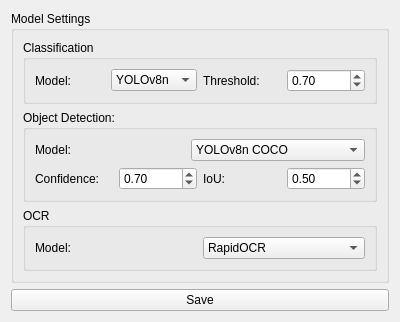
Old version of the form SettingsWindow.ui in the repository HAL9000COM/PicFinder.
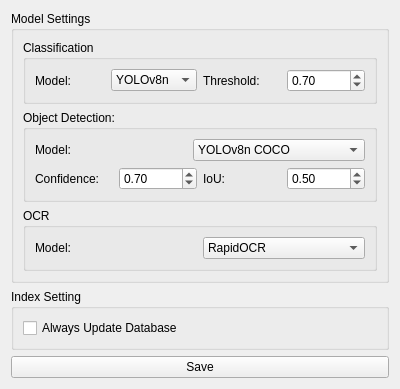
New version of the form.

Commit message: Change setting keys.

The edit to the form file:
```diff
--- a/SettingsWindow.ui
+++ b/SettingsWindow.ui
@@ -7,7 +7,7 @@
     <x>0</x>
     <y>0</y>
     <width>400</width>
-    <height>304</height>
+    <height>366</height>
    </rect>
   </property>
   <property name="windowTitle">
@@ -137,27 +137,27 @@
              </item>
              <item>
               <property name="text">
-               <string>YOLOv8n Open Image V7</string>
+               <string>YOLOv8n Open Image v7</string>
               </property>
              </item>
              <item>
               <property name="text">
-               <string>YOLOv8s Open Image V7</string>
+               <string>YOLOv8s Open Image v7</string>
               </property>
              </item>
              <item>
               <property name="text">
-               <string>YOLOv8m Open Image V7</string>
+               <string>YOLOv8m Open Image v7</string>
               </property>
              </item>
              <item>
               <property name="text">
-               <string>YOLOv8l Open Image V7</string>
+               <string>YOLOv8l Open Image v7</string>
               </property>
              </item>
              <item>
               <property name="text">
-               <string>YOLOv8x Open Image V7</string>
+               <string>YOLOv8x Open Image v7</string>
               </property>
              </item>
             </widget>
@@ -251,6 +251,22 @@
      </layout>
     </widget>
    </item>
+   <item>
+    <widget class="QGroupBox" name="groupBox_5">
+     <property name="title">
+      <string>Index Setting</string>
+     </property>
+     <layout class="QVBoxLayout" name="verticalLayout_5">
+      <item>
+       <widget class="QCheckBox" name="checkBox_update">
+        <property name="text">
+         <string>Always Update Database</string>
+        </property>
+       </widget>
+      </item>
+     </layout>
+    </widget>
+   </item>
    <item>
     <widget class="QPushButton" name="pushButton_save">
      <property name="text">
```
The commit also changes 2 other files.
